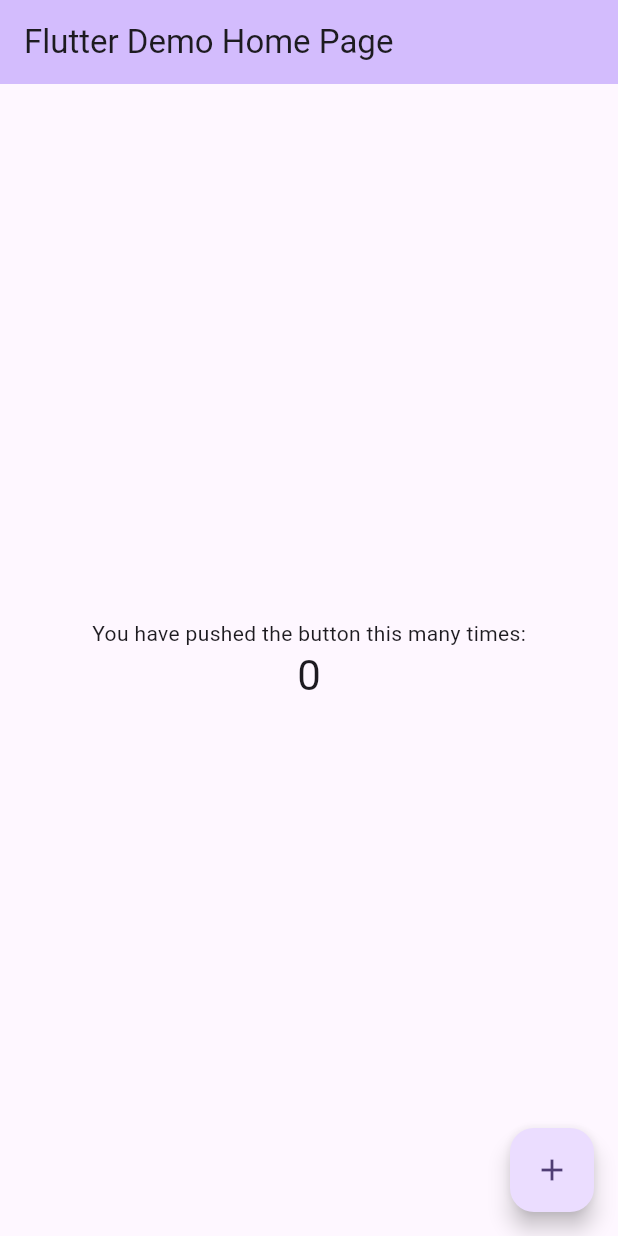
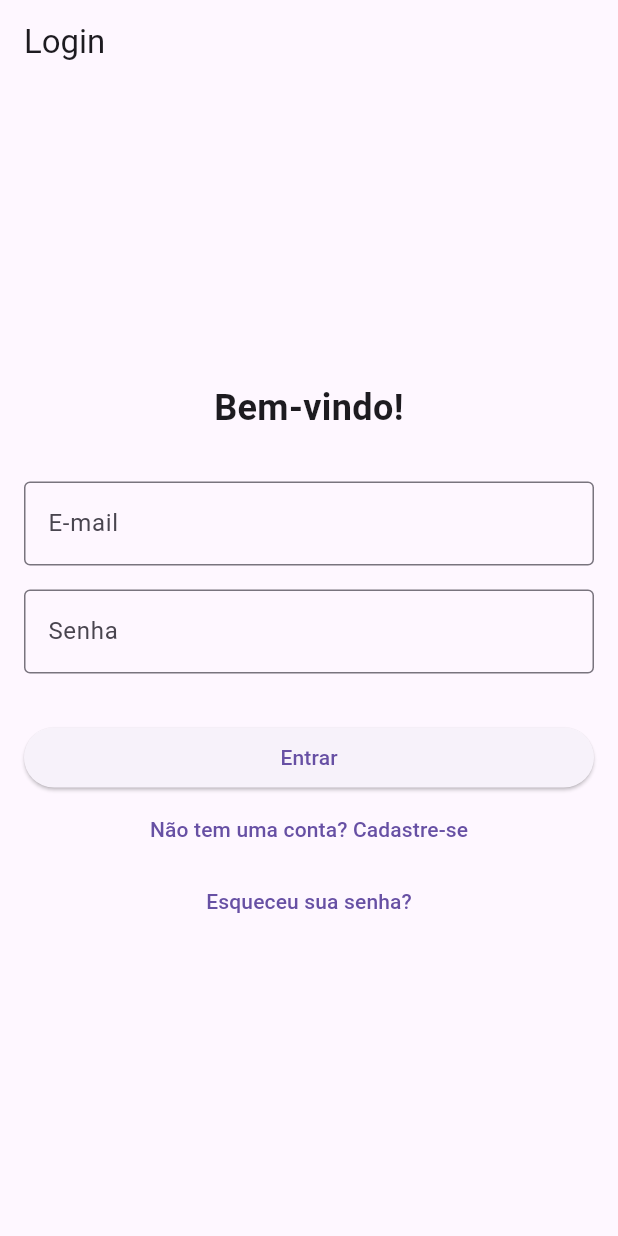
Before and after one commit to AntonioAlenc/Controle-de-Abastecimento, a Flutter app: the screen it shows after launch, on a phone screen of 412 x 824 dp. Run offline on Flutter 3.47's test engine with Material 3 defaults, Android fonts, the phone set to English and light mode, and no system bars; our stand-ins replace firebase_core; accounts and stored records are empty.

Commit message:
Tela de Login

```diff
--- a/controle_de_abastecimento/lib/main.dart
+++ b/controle_de_abastecimento/lib/main.dart
@@ -1,125 +1,24 @@
+import 'package:firebase_core/firebase_core.dart';
 import 'package:flutter/material.dart';
+import 'telas/login_page.dart';
 
-void main() {
-  runApp(const MyApp());
+void main() async {
+  WidgetsFlutterBinding.ensureInitialized();
+  await Firebase.initializeApp();
+  runApp(const MeuApp());
 }
 
-class MyApp extends StatelessWidget {
-  const MyApp({super.key});
+class MeuApp extends StatelessWidget {
+  const MeuApp({Key? key}) : super(key: key);
 
-  // This widget is the root of your application.
   @override
   Widget build(BuildContext context) {
     return MaterialApp(
-      title: 'Flutter Demo',
+      title: 'Controle de Abastecimento',
       theme: ThemeData(
-        // This is the theme of your application.
-        //
-        // TRY THIS: Try running your application with "flutter run". You'll see
-        // the application has a purple toolbar. Then, without quitting the app,
-        // try changing the seedColor in the colorScheme below to Colors.green
-        // and then invoke "hot reload" (save your changes or press the "hot
-        // reload" button in a Flutter-supported IDE, or press "r" if you used
-        // the command line to start the app).
-        //
-        // Notice that the counter didn't reset back to zero; the application
-        // state is not lost during the reload. To reset the state, use hot
-        // restart instead.
-        //
-        // This works for code too, not just values: Most code changes can be
-        // tested with just a hot reload.
-        colorScheme: ColorScheme.fromSeed(seedColor: Colors.deepPurple),
-        useMaterial3: true,
+        primarySwatch: Colors.blue,
       ),
-      home: const MyHomePage(title: 'Flutter Demo Home Page'),
+      home: const LoginPage(),
     );
   }
 }
-
-class MyHomePage extends StatefulWidget {
-  const MyHomePage({super.key, required this.title});
-
-  // This widget is the home page of your application. It is stateful, meaning
-  // that it has a State object (defined below) that contains fields that affect
-  // how it looks.
-
-  // This class is the configuration for the state. It holds the values (in this
-  // case the title) provided by the parent (in this case the App widget) and
-  // used by the build method of the State. Fields in a Widget subclass are
-  // always marked "final".
-
-  final String title;
-
-  @override
-  State<MyHomePage> createState() => _MyHomePageState();
-}
-
-class _MyHomePageState extends State<MyHomePage> {
-  int _counter = 0;
-
-  void _incrementCounter() {
-    setState(() {
-      // This call to setState tells the Flutter framework that something has
-      // changed in this State, which causes it to rerun the build method below
-      // so that the display can reflect the updated values. If we changed
-      // _counter without calling setState(), then the build method would not be
-      // called again, and so nothing would appear to happen.
-      _counter++;
-    });
-  }
-
-  @override
-  Widget build(BuildContext context) {
-    // This method is rerun every time setState is called, for instance as done
-    // by the _incrementCounter method above.
-    //
-    // The Flutter framework has been optimized to make rerunning build methods
-    // fast, so that you can just rebuild anything that needs updating rather
-    // than having to individually change instances of widgets.
-    return Scaffold(
-      appBar: AppBar(
-        // TRY THIS: Try changing the color here to a specific color (to
-        // Colors.amber, perhaps?) and trigger a hot reload to see the AppBar
-        // change color while the other colors stay the same.
-        backgroundColor: Theme.of(context).colorScheme.inversePrimary,
-        // Here we take the value from the MyHomePage object that was created by
-        // the App.build method, and use it to set our appbar title.
-        title: Text(widget.title),
-      ),
-      body: Center(
-        // Center is a layout widget. It takes a single child and positions it
-        // in the middle of the parent.
-        child: Column(
-          // Column is also a layout widget. It takes a list of children and
-          // arranges them vertically. By default, it sizes itself to fit its
-          // children horizontally, and tries to be as tall as its parent.
-          //
-          // Column has various properties to control how it sizes itself and
-          // how it positions its children. Here we use mainAxisAlignment to
-          // center the children vertically; the main axis here is the vertical
-          // axis because Columns are vertical (the cross axis would be
-          // horizontal).
-          //
-          // TRY THIS: Invoke "debug painting" (choose the "Toggle Debug Paint"
-          // action in the IDE, or press "p" in the console), to see the
-          // wireframe for each widget.
-          mainAxisAlignment: MainAxisAlignment.center,
-          children: <Widget>[
-            const Text(
-              'You have pushed the button this many times:',
-            ),
-            Text(
-              '$_counter',
-              style: Theme.of(context).textTheme.headlineMedium,
-            ),
-          ],
-        ),
-      ),
-      floatingActionButton: FloatingActionButton(
-        onPressed: _incrementCounter,
-        tooltip: 'Increment',
-        child: const Icon(Icons.add),
-      ), // This trailing comma makes auto-formatting nicer for build methods.
-    );
-  }
-}
--- /dev/null
+++ b/controle_de_abastecimento/lib/telas/login_page.dart
@@ -0,0 +1,66 @@
+import 'package:flutter/material.dart';
+
+class LoginPage extends StatelessWidget {
+  const LoginPage({Key? key}) : super(key: key);
+
+  @override
+  Widget build(BuildContext context) {
+    return Scaffold(
+      appBar: AppBar(
+        title: const Text('Login'),
+      ),
+      body: Padding(
+        padding: const EdgeInsets.all(16.0),
+        child: Column(
+          mainAxisAlignment: MainAxisAlignment.center,
+          crossAxisAlignment: CrossAxisAlignment.stretch,
+          children: [
+            const Text(
+              'Bem-vindo!',
+              style: TextStyle(fontSize: 24, fontWeight: FontWeight.bold),
+              textAlign: TextAlign.center,
+            ),
+            const SizedBox(height: 32),
+            TextField(
+              decoration: const InputDecoration(
+                labelText: 'E-mail',
+                border: OutlineInputBorder(),
+              ),
+              keyboardType: TextInputType.emailAddress,
+            ),
+            const SizedBox(height: 16),
+            TextField(
+              decoration: const InputDecoration(
+                labelText: 'Senha',
+                border: OutlineInputBorder(),
+              ),
+              obscureText: true,
+            ),
+            const SizedBox(height: 32),
+            ElevatedButton(
+              onPressed: () {
+                // Simulação de login
+                print('Login realizado');
+              },
+              child: const Text('Entrar'),
+            ),
+            TextButton(
+              onPressed: () {
+                // Navegar para a tela de cadastro
+                print('Ir para Cadastro');
+              },
+              child: const Text('Não tem uma conta? Cadastre-se'),
+            ),
+            TextButton(
+              onPressed: () {
+                // Função de recuperação de senha
+                print('Recuperar senha');
+              },
+              child: const Text('Esqueceu sua senha?'),
+            ),
+          ],
+        ),
+      ),
+    );
+  }
+}
--- a/controle_de_abastecimento/pubspec.yaml
+++ b/controle_de_abastecimento/pubspec.yaml
@@ -30,6 +30,11 @@ environment:
 dependencies:
   flutter:
     sdk: flutter
+  firebase_core: ^2.16.0
+  firebase_auth: ^4.6.0
+  cloud_firestore: ^4.10.0
+
+
 
 
   # The following adds the Cupertino Icons font to your application.
```
Also changed, not shown: controle_de_abastecimento/pubspec.lock, 6 other files.
